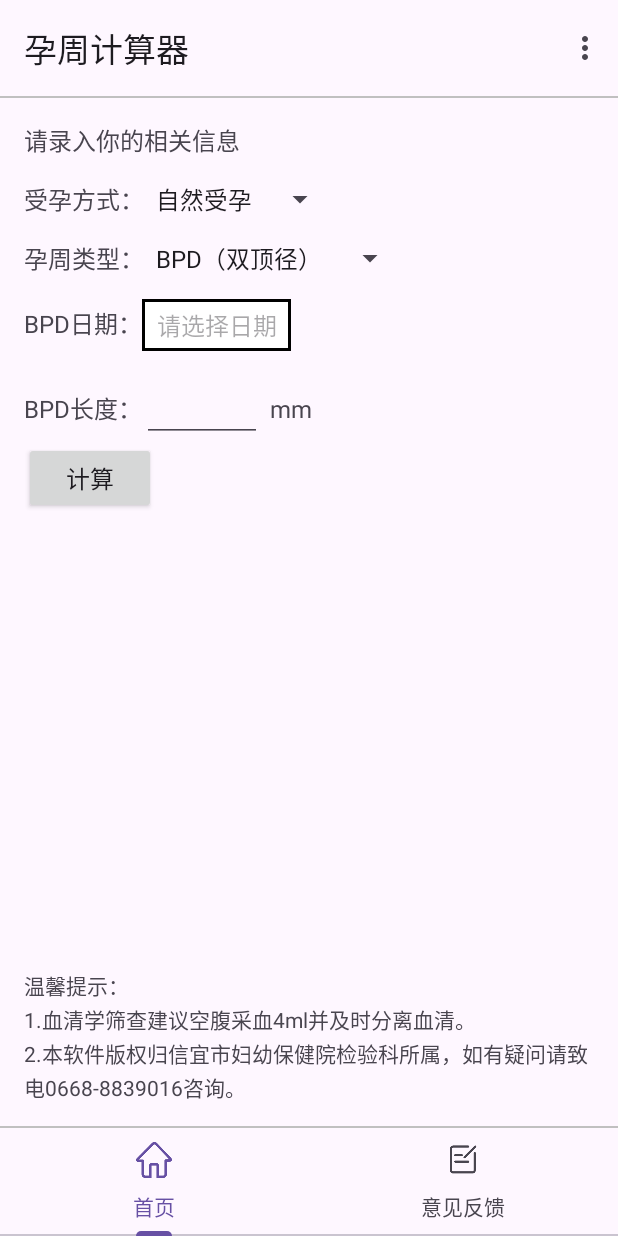
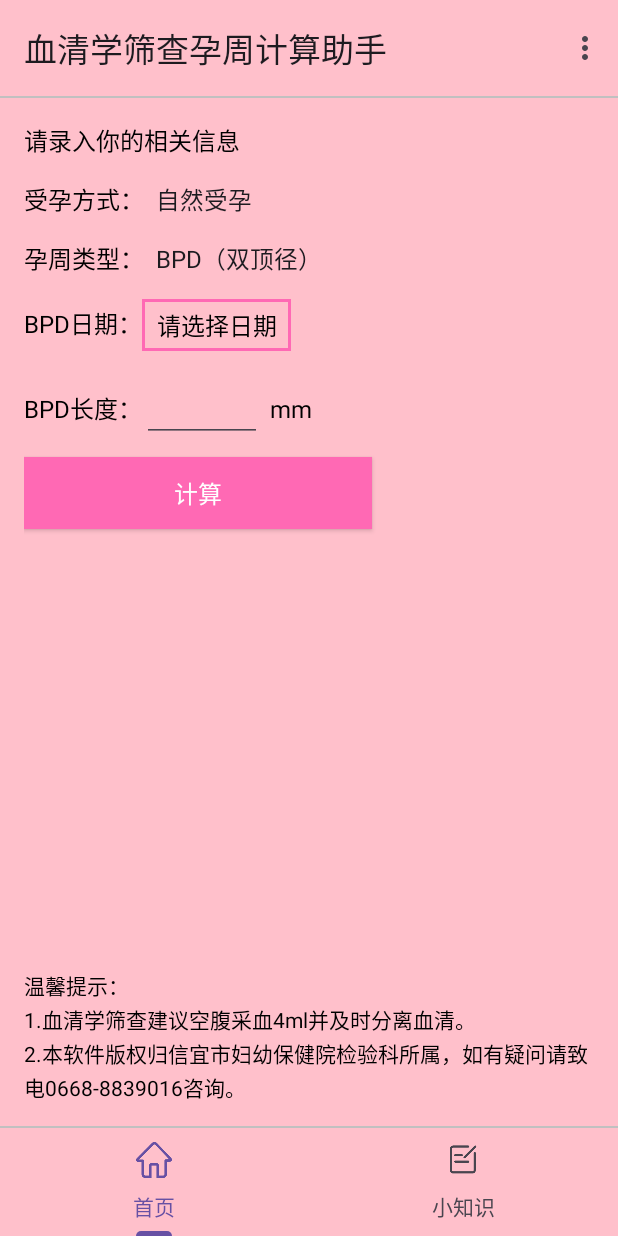
Before and after one commit to iflove/DSGAC_Android, an Android app: the screen it shows after launch (MainActivity), on a phone screen of 412 x 824 dp. Run offline under Robolectric (Android 15) with nearby library versions, the phone set to English and light mode, and no system bars.

Commit message:
保存代码

```diff
--- a/app/build.gradle
+++ b/app/build.gradle
@@ -5,7 +5,23 @@ plugins {
 
 android {
     compileSdk 32
+    lintOptions {
+        abortOnError false        // true by default
+        checkAllWarnings false
+        checkReleaseBuilds false
+        ignoreWarnings true       // false by default
+        quiet true                // false by default
+    }
+    //签名配置
+    signingConfigs {
 
+        releaseConfig {
+            keyAlias "apk"
+            keyPassword "apk.key"
+            storeFile file("/Users/system/Public/apk-sign/apk.key")
+            storePassword "apk.key"
+        }
+    }
     defaultConfig {
         applicationId "com.anroidz.dsgac"
         minSdk 21
@@ -17,7 +33,11 @@ android {
     }
 
     buildTypes {
+        debug {
+            signingConfig signingConfigs.releaseConfig
+        }
         release {
+            signingConfig signingConfigs.releaseConfig
             minifyEnabled false
             proguardFiles getDefaultProguardFile('proguard-android-optimize.txt'), 'proguard-rules.pro'
         }
--- a/app/src/main/java/com/anroidz/dsgac/HomeFragment.kt
+++ b/app/src/main/java/com/anroidz/dsgac/HomeFragment.kt
@@ -47,6 +47,7 @@ class HomeFragment : VbBaseFragment<FragmentHomeBinding>() {
         super.onViewCreated(view, savedInstanceState)
 
         mViewBinding.apply {
+
             //受孕方式
             conceiveTypeSp.onItemSelectedListener = object : AdapterView.OnItemSelectedListener {
                 override fun onItemSelected(parent: AdapterView<*>?, view: View?, position: Int, id: Long) {
--- a/app/src/main/java/com/anroidz/dsgac/LogoActivity.kt
+++ b/app/src/main/java/com/anroidz/dsgac/LogoActivity.kt
@@ -27,7 +27,7 @@ class LogoActivity : AppCompatActivity() {
             startActivity(intent)
             finish()
             true
-        }.sendEmptyMessageDelayed(1, 500)
+        }.sendEmptyMessageDelayed(1, 1500)
     }
 
     private fun getVersionName(): String? {
--- a/app/src/main/java/com/anroidz/dsgac/MainActivity.kt
+++ b/app/src/main/java/com/anroidz/dsgac/MainActivity.kt
@@ -33,6 +33,7 @@ class MainActivity : VbBaseActivity<ActivityMainBinding>() {
         super.onCreate(savedInstanceState)
 
         setContentView(mViewBinding.root)
+        mViewBinding.toolbar.setTitle(R.string.logo_app_name)
         setSupportActionBar(mViewBinding.toolbar)
 
         val fragments: MutableList<Fragment> = ArrayList()
--- a/app/src/main/res/drawable/date_bg.xml
+++ b/app/src/main/res/drawable/date_bg.xml
@@ -5,8 +5,8 @@
 
 
     <!-- 设置矩形形状 -->
-    <solid android:color="@color/white" />
+    <solid android:color="@color/pink" />
     <stroke
         android:width="2dp"
-        android:color="@color/black" />
+        android:color="@color/brightPink" />
 </shape>
--- a/app/src/main/res/layout/activity_logo.xml
+++ b/app/src/main/res/layout/activity_logo.xml
@@ -4,7 +4,7 @@
     xmlns:tools="http://schemas.android.com/tools"
     android:layout_width="match_parent"
     android:layout_height="match_parent"
-    android:background="#FFAEC9"
+    android:background="@color/pink"
     tools:context=".LogoActivity">
 
 
@@ -23,6 +23,7 @@
         android:layout_height="wrap_content"
         android:layout_marginBottom="50dp"
         android:text="唐氏筛查孕周计算助手"
+        android:textColor="@color/black"
         app:layout_constraintBottom_toBottomOf="parent"
         app:layout_constraintEnd_toEndOf="parent"
         app:layout_constraintStart_toStartOf="parent" />
@@ -31,6 +32,7 @@
         android:id="@+id/appVersion"
         android:layout_width="wrap_content"
         android:layout_height="wrap_content"
+        android:textColor="@color/black"
         android:layout_marginBottom="20dp"
         android:text="V1.0.0"
         android:textSize="12sp"
--- a/app/src/main/res/layout/activity_main.xml
+++ b/app/src/main/res/layout/activity_main.xml
@@ -4,6 +4,7 @@
     xmlns:tools="http://schemas.android.com/tools"
     android:layout_width="match_parent"
     android:layout_height="match_parent"
+    android:background="@color/pink"
     android:fitsSystemWindows="true"
     tools:context=".MainActivity">
 
@@ -15,6 +16,7 @@
         <com.google.android.material.appbar.AppBarLayout
             android:layout_width="match_parent"
             android:layout_height="wrap_content"
+            android:background="@color/pink"
             android:fitsSystemWindows="true">
 
             <com.google.android.material.appbar.MaterialToolbar
--- a/app/src/main/res/layout/content_main.xml
+++ b/app/src/main/res/layout/content_main.xml
@@ -19,5 +19,6 @@
     <com.google.android.material.tabs.TabLayout
         android:id="@+id/tab_layout"
         android:layout_width="match_parent"
+        android:background="@color/pink"
         android:layout_height="wrap_content" />
 </LinearLayout>
--- a/app/src/main/res/layout/fragment_feedback.xml
+++ b/app/src/main/res/layout/fragment_feedback.xml
@@ -14,6 +14,7 @@
         android:layout_alignParentEnd="true"
         android:layout_alignParentBottom="true"
         android:layout_marginBottom="15dp"
+        android:textColor="@color/black"
         android:lineSpacingExtra="2dp"
         android:text="感谢您的使用，为了更好地提供
 
--- a/app/src/main/res/layout/fragment_home.xml
+++ b/app/src/main/res/layout/fragment_home.xml
@@ -16,6 +16,7 @@
             android:layout_width="wrap_content"
             android:layout_height="wrap_content"
             android:text="@string/please_enter_your_relevant_information"
+            android:textColor="@color/black"
             android:textSize="@dimen/text_size" />
 
         <LinearLayout
@@ -23,19 +24,25 @@
             android:layout_width="match_parent"
             android:layout_height="wrap_content"
             android:layout_marginTop="@dimen/item_margin"
-            android:orientation="horizontal">
+            android:orientation="horizontal"
+            android:textColor="@color/black">
 
             <TextView
                 android:layout_width="wrap_content"
                 android:layout_height="wrap_content"
                 android:text="@string/the_way_of_conception"
+                android:textColor="@color/black"
                 android:textSize="@dimen/text_size" />
 
             <androidx.appcompat.widget.AppCompatSpinner
                 android:id="@+id/conceive_type_sp"
+                style="@style/CustomSpinnerStyle"
                 android:layout_width="wrap_content"
                 android:layout_height="wrap_content"
-                android:entries="@array/conceive_type" />
+                android:background="@color/pink"
+                android:dropDownItemStyle="@style/CustomSpinnerDropDownStyle"
+                android:entries="@array/conceive_type"
+                android:popupBackground="@color/brightPink" />
         </LinearLayout>
 
         <LinearLayout
@@ -49,13 +56,18 @@
                 android:layout_width="wrap_content"
                 android:layout_height="wrap_content"
                 android:text="@string/gestational_age_type"
+                android:textColor="@color/black"
                 android:textSize="@dimen/text_size" />
 
             <androidx.appcompat.widget.AppCompatSpinner
                 android:id="@+id/gestational_age_type_sp"
+                style="@style/CustomSpinnerStyle"
                 android:layout_width="wrap_content"
                 android:layout_height="wrap_content"
-                android:entries="@array/gestational_age_type" />
+                android:background="@color/pink"
+                android:dropDownItemStyle="@style/CustomSpinnerDropDownStyle"
+                android:entries="@array/gestational_age_type"
+                android:popupBackground="@color/brightPink" />
 
         </LinearLayout>
 
@@ -71,6 +83,7 @@
                 android:layout_width="wrap_content"
                 android:layout_height="wrap_content"
                 android:text="@string/bpd_date"
+                android:textColor="@color/black"
                 android:textSize="@dimen/text_size" />
 
             <androidx.appcompat.widget.AppCompatTextView
@@ -84,6 +97,8 @@
                 android:paddingTop="5dp"
                 android:paddingEnd="10dp"
                 android:paddingBottom="5dp"
+                android:textColor="@color/black"
+                android:textColorHint="@color/black"
                 android:textSize="@dimen/text_size" />
 
         </LinearLayout>
@@ -100,13 +115,15 @@
                 android:layout_width="wrap_content"
                 android:layout_height="wrap_content"
                 android:text="@string/bpd_len"
+                android:textColor="@color/black"
                 android:textSize="@dimen/text_size" />
 
             <androidx.appcompat.widget.AppCompatEditText
                 android:id="@+id/lenEt"
                 android:layout_width="80dp"
                 android:layout_height="wrap_content"
-                android:inputType="number" />
+                android:inputType="number"
+                android:textColor="@color/black" />
 
             <TextView
                 android:id="@+id/lenUnit"
@@ -114,6 +131,7 @@
                 android:layout_height="wrap_content"
                 android:layout_marginStart="5dp"
                 android:text="mm"
+                android:textColor="@color/black"
                 android:textSize="@dimen/text_size" />
         </LinearLayout>
 
@@ -121,7 +139,12 @@
             android:id="@+id/calBtn"
             android:layout_width="wrap_content"
             android:layout_height="wrap_content"
+            android:layout_marginTop="10dp"
+            android:background="@color/brightPink"
+            android:paddingStart="100dp"
+            android:paddingEnd="100dp"
             android:text="@string/btn_cal"
+            android:textColor="@color/white"
             android:textSize="@dimen/text_size" />
 
         <TextView
@@ -130,6 +153,7 @@
             android:layout_height="wrap_content"
             android:layout_marginTop="5dp"
             android:lineSpacingExtra="2dp"
+            android:textColor="@color/black"
             android:textSize="@dimen/text_size_1"
             tools:text="111\n1222" />
 
@@ -145,5 +169,6 @@
         android:layout_marginBottom="15dp"
         android:lineSpacingExtra="2dp"
         android:text="温馨提示：\n1.血清学筛查建议空腹采血4ml并及时分离血清。 \n2.本软件版权归信宜市妇幼保健院检验科所属，如有疑问请致电0668-8839016咨询。"
+        android:textColor="@color/black"
         android:textSize="14sp" />
 </RelativeLayout>
--- a/app/src/main/res/values/arrays.xml
+++ b/app/src/main/res/values/arrays.xml
@@ -2,7 +2,7 @@
 <resources>
     <string-array name="tabs">
         <item>首页</item>
-        <item>意见反馈</item>
+        <item>小知识</item>
     </string-array>
 
     <string-array name="conceive_type">
--- a/app/src/main/res/values/colors.xml
+++ b/app/src/main/res/values/colors.xml
@@ -1,7 +1,12 @@
 <?xml version="1.0" encoding="utf-8"?>
 <resources>
     <color name="black">#FF000000</color>
-    <color name="white">#FFFFFFFF</color>
     <color name="line">#C0C0C0</color>
     <color name="red">#FF0000</color>
+
+    <color name="pink">#FFC0CB</color>
+    <color name="white">#FFFFFF</color>
+    <color name="lightPink">#FFB6C1</color>
+    <color name="brightPink">#FF69B4</color>
+
 </resources>
--- a/app/src/main/res/values/themes.xml
+++ b/app/src/main/res/values/themes.xml
@@ -6,4 +6,14 @@
     </style>
 
     <style name="Theme.DSGAC" parent="Base.Theme.DSGAC" />
+
+    <style name="CustomSpinnerStyle" parent="Widget.AppCompat.Spinner.Underlined">
+        <item name="android:textColor">@color/white</item>
+    </style>
+
+
+    <style name="CustomSpinnerDropDownStyle" parent="Widget.AppCompat.DropDownItem.Spinner">
+        <item name="android:textColor">@color/white</item>
+    </style>
+
 </resources>
```
